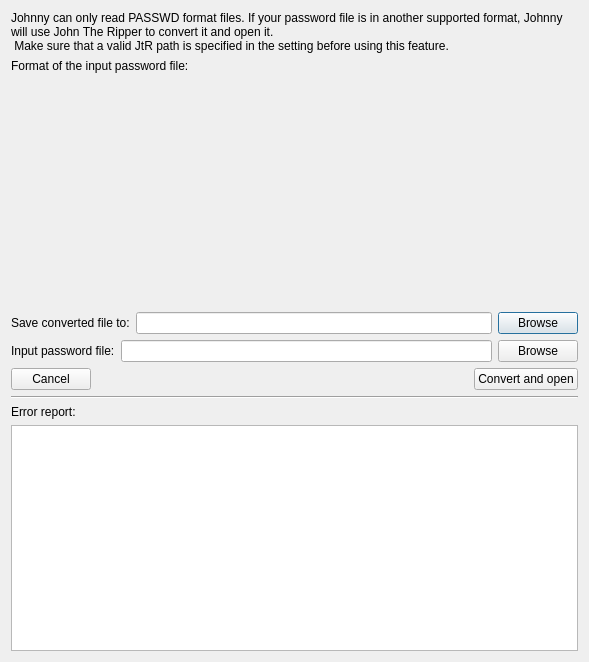
Qt form forms/openotherformatfiledialog.ui (openwall/johnny) before a commit.
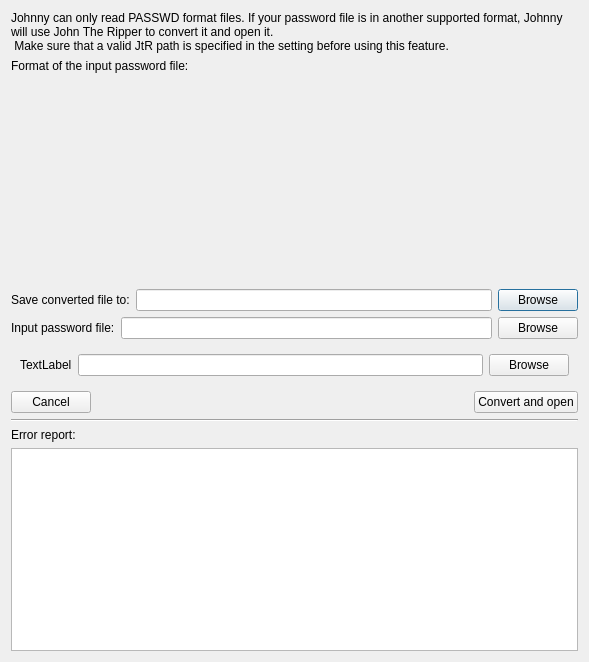
The same form after that commit.

Commit message: *2john support - part 4

What changed in the file:
```diff
--- a/forms/openotherformatfiledialog.ui
+++ b/forms/openotherformatfiledialog.ui
@@ -87,6 +87,29 @@
      </item>
     </layout>
    </item>
+   <item>
+    <widget class="QWidget" name="widgetParameter2" native="true">
+     <layout class="QHBoxLayout" name="horizontalLayout_4">
+      <item>
+       <widget class="QLabel" name="labelParameter2">
+        <property name="text">
+         <string>TextLabel</string>
+        </property>
+       </widget>
+      </item>
+      <item>
+       <widget class="QLineEdit" name="lineEditParameter2"/>
+      </item>
+      <item>
+       <widget class="QPushButton" name="pushButtonBrowseParameter2">
+        <property name="text">
+         <string>Browse</string>
+        </property>
+       </widget>
+      </item>
+     </layout>
+    </widget>
+   </item>
    <item>
     <layout class="QHBoxLayout" name="horizontalLayout_3">
      <item>
```
Left out of the diff: 2 changed lines with no effect on the pictures. The commit also changes 2 other files.
